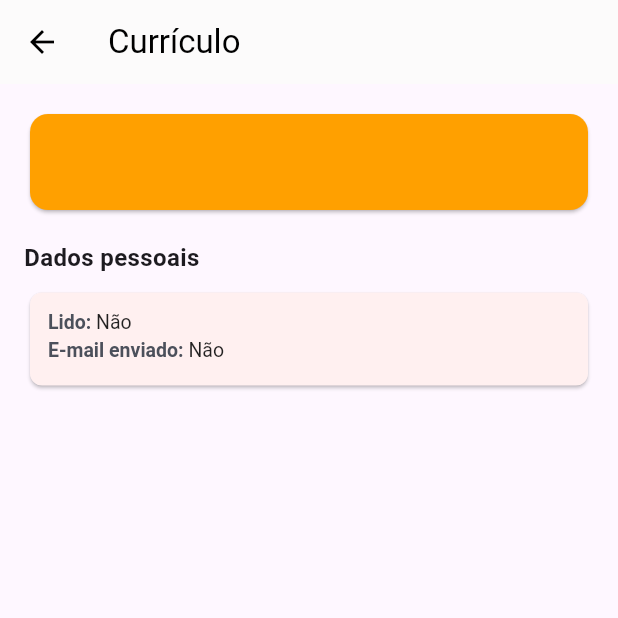
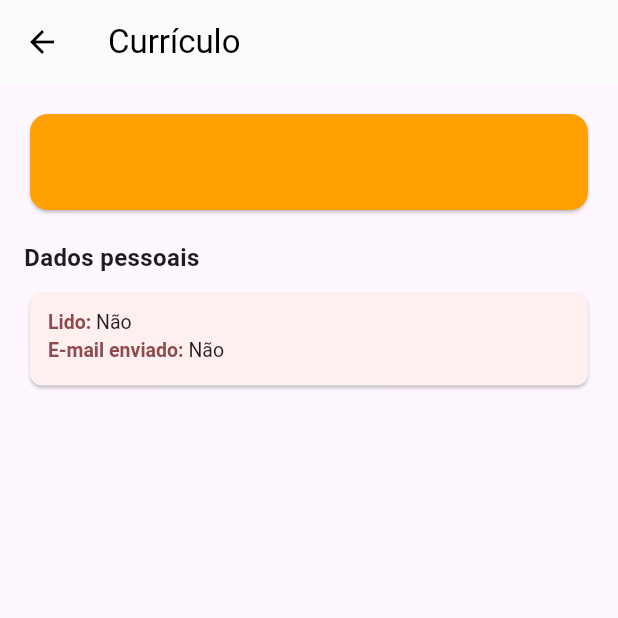
Before and after one commit to LeonardoLopesFernandes/malltech, a Flutter app: the CurriculoDetalhePage screen opened directly with empty values, on a phone screen of 412 x 824 dp, the top half of it. Run offline on Flutter 3.47's test engine with Material 3 defaults, Android fonts, the phone set to English and light mode, and no system bars; our stand-ins replace image_picker, share_plus, shared_preferences, webview_flutter; missing offline and left inert: pdfx; accounts and stored records are empty; network calls fail.

Commit message:
Corrige textos escuros no modo escuro: usa cores do tema em detalhes e listas

```diff
--- a/lib/screens/curriculo_detalhe.dart
+++ b/lib/screens/curriculo_detalhe.dart
@@ -80,16 +80,16 @@ class CurriculoDetalhePage extends StatelessWidget {
               child: Column(
                 crossAxisAlignment: CrossAxisAlignment.start,
                 children: [
-                  _linha('CPF', c.cpf),
-                  _linha('Nascimento', c.nascimento),
-                  _linha('Sexo', c.sexo),
-                  _linha('Escolaridade', c.escolaridade),
-                  _linha('Cidade', c.cidade),
-                  _linha('Telefone', c.telefone),
-                  _linha('E-mail', c.email),
-                  _linha('Enviado em', c.data),
-                  _linha('Lido', c.lido ? 'Sim' : 'Não'),
-                  _linha('E-mail enviado', c.emailEnviado ? 'Sim' : 'Não'),
+                  _linha(context, 'CPF', c.cpf),
+                  _linha(context, 'Nascimento', c.nascimento),
+                  _linha(context, 'Sexo', c.sexo),
+                  _linha(context, 'Escolaridade', c.escolaridade),
+                  _linha(context, 'Cidade', c.cidade),
+                  _linha(context, 'Telefone', c.telefone),
+                  _linha(context, 'E-mail', c.email),
+                  _linha(context, 'Enviado em', c.data),
+                  _linha(context, 'Lido', c.lido ? 'Sim' : 'Não'),
+                  _linha(context, 'E-mail enviado', c.emailEnviado ? 'Sim' : 'Não'),
                 ],
               ),
             ),
@@ -152,18 +152,20 @@ class CurriculoDetalhePage extends StatelessWidget {
     );
   }
 
-  Widget _linha(String rotulo, String valor) {
+  Widget _linha(BuildContext context, String rotulo, String valor) {
     if (valor.isEmpty) return const SizedBox.shrink();
+    final onSurface = Theme.of(context).colorScheme.onSurface;
     return Padding(
       padding: const EdgeInsets.only(bottom: 4),
       child: RichText(
         text: TextSpan(
-          style: const TextStyle(color: Colors.black87, fontSize: 13),
+          style: TextStyle(color: onSurface, fontSize: 13),
           children: [
             TextSpan(
               text: '$rotulo: ',
-              style: const TextStyle(
-                  fontWeight: FontWeight.bold, color: Color(0xFF4C505B)),
+              style: TextStyle(
+                  fontWeight: FontWeight.bold,
+                  color: Theme.of(context).colorScheme.primary),
             ),
             TextSpan(text: valor),
           ],
--- a/lib/screens/home.dart
+++ b/lib/screens/home.dart
@@ -140,7 +140,9 @@ class HomeScreen extends StatelessWidget {
             Text(
               m.descricao,
               textAlign: TextAlign.center,
-              style: const TextStyle(fontSize: 12, color: Colors.grey),
+              style: TextStyle(
+                  fontSize: 12,
+                  color: Theme.of(context).colorScheme.onSurfaceVariant),
             ),
           ],
         ),
```
Also changed, not shown: lib/screens/correspondencia_detalhe.dart (+16 -14 lines), lib/screens/cursos.dart (+6 -4 lines), lib/screens/modules.dart (+6 -4 lines), lib/screens/pedidos.dart (+28 -15 lines).
